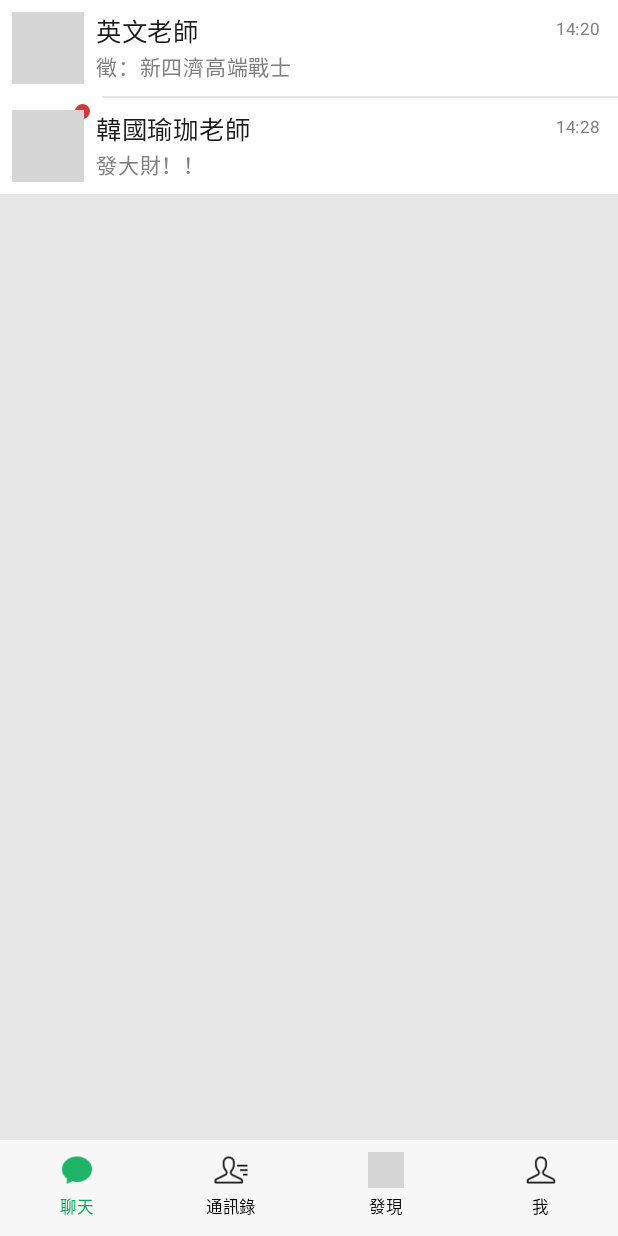
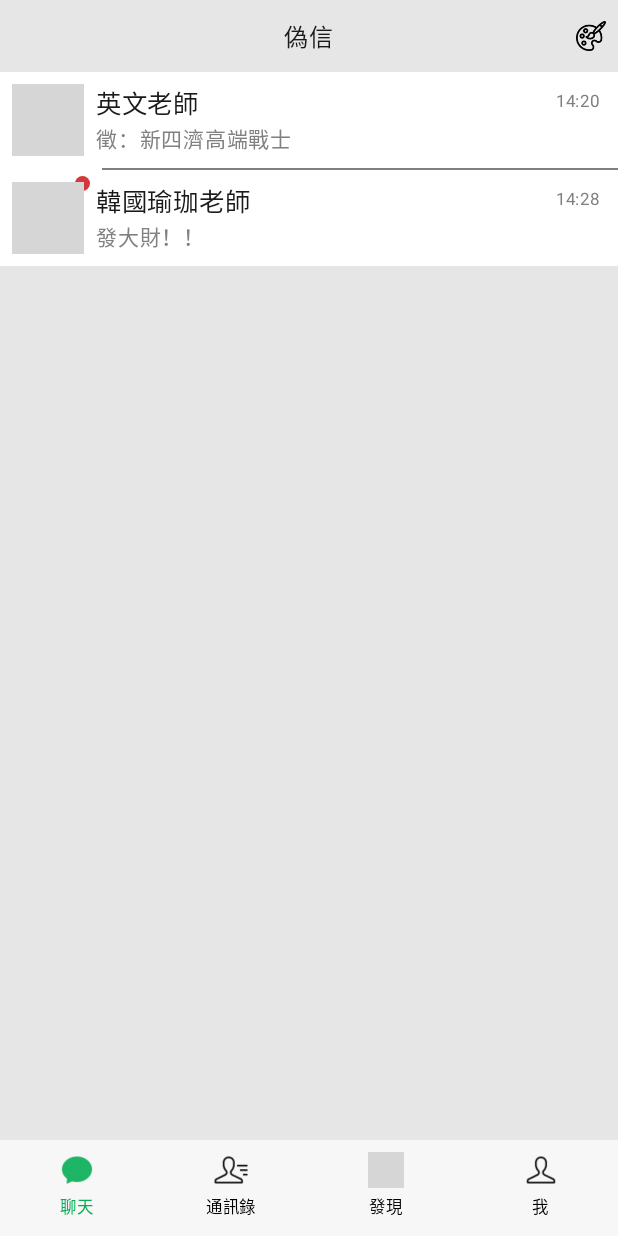
Before and after one commit to azrael8576/WeCompose, an Android app built with Jetpack Compose: the screen it shows after launch (MainActivity), on a phone screen of 412 x 824 dp. Run offline under Robolectric (Android 15) with nearby library versions, the phone set to English and light mode, and no system bars; grey boxes are pictures that could not be loaded.

Commit message:
- Feat: 添加 聊天頁面上方 TopBar UI - Feat: TopBar 新增切換主題配色功能

```diff
--- a/app/src/main/java/com/hewei/wecompose/MainActivity.kt
+++ b/app/src/main/java/com/hewei/wecompose/MainActivity.kt
@@ -22,11 +22,11 @@ class MainActivity : ComponentActivity() {
     override fun onCreate(savedInstanceState: Bundle?) {
         super.onCreate(savedInstanceState)
         setContent {
-            WeComposeTheme {
+            // 我們創建了一個 WeViewModel 實例（需要在 build.gradle 文件中添加 lifecycle.viewmodel.compose.viewModel 依賴）
+            val viewModel: WeViewModel = viewModel()
+
+            WeComposeTheme(viewModel.theme) {
                 Column {
-                    // 我們創建了一個 WeViewModel 實例（需要在 build.gradle 文件中添加 lifecycle.viewmodel.compose.viewModel 依賴）
-                    val viewModel: WeViewModel = viewModel()
-
                     // 等價 ViewPager
                     HorizontalPager(pageCount = 4, Modifier.weight(1f)) { page ->
                         when (page) {
--- /dev/null
+++ b/app/src/main/java/com/hewei/wecompose/ui/WeTopBar.kt
@@ -0,0 +1,95 @@
+package com.hewei.wecompose.ui
+
+import android.widget.Space
+import androidx.compose.foundation.background
+import androidx.compose.foundation.clickable
+import androidx.compose.foundation.layout.Box
+import androidx.compose.foundation.layout.Row
+import androidx.compose.foundation.layout.Spacer
+import androidx.compose.foundation.layout.fillMaxWidth
+import androidx.compose.foundation.layout.height
+import androidx.compose.foundation.layout.padding
+import androidx.compose.foundation.layout.size
+import androidx.compose.material3.Icon
+import androidx.compose.material3.Text
+import androidx.compose.runtime.Composable
+import androidx.compose.ui.Alignment
+import androidx.compose.ui.Modifier
+import androidx.compose.ui.res.painterResource
+import androidx.compose.ui.tooling.preview.Preview
+import androidx.compose.ui.unit.dp
+import androidx.lifecycle.viewmodel.compose.viewModel
+import com.hewei.wecompose.R
+import com.hewei.wecompose.ui.theme.WeComposeTheme
+import com.hewei.wecompose.viewmodels.WeViewModel
+
+@Composable
+fun WeTopBar(title: String, onBackClick: (() -> Unit)? = null) {
+    Box(
+        Modifier
+            .background(WeComposeTheme.colors.background)
+            .fillMaxWidth()
+    ) {
+        Row(
+            Modifier
+                .height(48.dp)
+        ) {
+            if (onBackClick != null) {
+                Icon(
+                    painter = painterResource(id = R.drawable.ic_back_outlined),
+                    contentDescription = "返回",
+                    Modifier
+                        .clickable(onClick = onBackClick)
+                        .align(Alignment.CenterVertically)
+                        .size(36.dp)
+                        .padding(8.dp),
+                    tint = WeComposeTheme.colors.icon
+                )
+            }
+            Spacer(modifier = Modifier.weight(1f))
+            //
+            val viewModel: WeViewModel = viewModel()
+            Icon(
+                painter = painterResource(id = R.drawable.ic_palette_outlined),
+                contentDescription = "切換主題",
+                Modifier
+                    .clickable {
+                        viewModel.theme = when (viewModel.theme) {
+                            WeComposeTheme.Theme.Light -> WeComposeTheme.Theme.Dark
+                            WeComposeTheme.Theme.Dark -> WeComposeTheme.Theme.NewYear
+                            WeComposeTheme.Theme.NewYear -> WeComposeTheme.Theme.Light
+                        }
+                    }
+                    .align(Alignment.CenterVertically)
+                    .size(36.dp)
+                    .padding(8.dp),
+                tint = WeComposeTheme.colors.icon
+            )
+        }
+        Text(title, Modifier.align(Alignment.Center), color = WeComposeTheme.colors.textPrimary)
+    }
+}
+
+@Preview(showBackground = true)
+@Composable
+fun WeTopBarPreview() {
+    WeComposeTheme(WeComposeTheme.Theme.Light) {
+        WeTopBar("偽信")
+    }
+}
+
+@Preview(showBackground = true)
+@Composable
+fun WeTopBarPreviewDark() {
+    WeComposeTheme(WeComposeTheme.Theme.Dark) {
+        WeTopBar("偽信")
+    }
+}
+
+@Preview(showBackground = true)
+@Composable
+fun WeTopBarPreviewNewYear() {
+    WeComposeTheme(WeComposeTheme.Theme.NewYear) {
+        WeTopBar("偽信")
+    }
+}
--- a/app/src/main/java/com/hewei/wecompose/ui/theme/Theme.kt
+++ b/app/src/main/java/com/hewei/wecompose/ui/theme/Theme.kt
@@ -17,12 +17,12 @@ import com.hewei.wecompose.ui.theme.WeComposeTheme.Theme.*
 
 private val DarkColorScheme = WeComposeColors(
     bottomBar = Bw100Alpha01,
-    background = Bw0Alpha01,
-    listItem = Bw100,
-    divider = Bw0Alpha01,
+    background = BwBg0,
+    listItem = BwBg20,
+    divider = Bw0Alpha05,
     chatPage = Brand90,
-    textPrimary = Bw100Alpha01,
-    textSecondary = Bw100Alpha05,
+    textPrimary = BwBg97,
+    textSecondary = Bw0Alpha05,
     onBackground = Brand90,
     icon = BwBg97,
     iconCurrent = Brand90,
@@ -39,7 +39,7 @@ private val LightColorScheme = WeComposeColors(
     bottomBar = BwBg97,
     background = Bw0Alpha01,
     listItem = Bw100,
-    divider = Bw0Alpha01,
+    divider = Bw100Alpha05,
     chatPage = Brand90,
     textPrimary = Bw100Alpha01,
     textSecondary = Bw100Alpha05,
@@ -56,17 +56,17 @@ private val LightColorScheme = WeComposeColors(
 )
 
 private val NewYearColorScheme = WeComposeColors(
-    bottomBar = Red80,
-    background = Bw0Alpha01,
-    listItem = Bw100,
-    divider = Bw0Alpha01,
+    bottomBar = Red90,
+    background = Red80,
+    listItem = Red90,
+    divider = BwBg93,
     chatPage = Brand90,
-    textPrimary = Bw100Alpha01,
-    textSecondary = Bw100Alpha05,
+    textPrimary = BwBg97,
+    textSecondary = BwBg93,
     onBackground = Brand90,
     icon = BwBg97,
     iconCurrent = Brand90,
-    badge = BwBg0,
+    badge = Orange170,
     onBadge = Brand90,
     bubbleMe = Brand90,
     bubbleOthers = Brand90,
--- a/app/src/main/java/com/hewei/wecompose/viewmodels/WeViewModel.kt
+++ b/app/src/main/java/com/hewei/wecompose/viewmodels/WeViewModel.kt
@@ -9,6 +9,7 @@ import com.hewei.wecompose.R
 import com.hewei.wecompose.data.Chat
 import com.hewei.wecompose.data.Msg
 import com.hewei.wecompose.data.User
+import com.hewei.wecompose.ui.theme.WeComposeTheme
 
 class WeViewModel : ViewModel() {
     var chats by mutableStateOf(
@@ -32,5 +33,5 @@ class WeViewModel : ViewModel() {
     )
 
     var selectedTab by mutableStateOf(0)
-
+    var theme by mutableStateOf(WeComposeTheme.Theme.Light)
 }
```
Also changed, not shown: app/src/main/java/com/hewei/wecompose/ui/ChatList.kt (+55 -22 lines), app/src/main/res/drawable/ic_palette_outlined.png (added).
